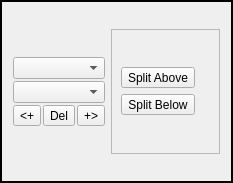
Old version of the form mqt/MqtLogger/ScreenConfigElement.ui in the repository Rsclub22/Minos2-Mirror.
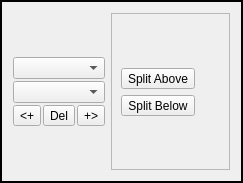
New version of the form.

Commit message: Don't compress elements - it forces contained rows to be compressed

```diff
--- a/mqt/MqtLogger/ScreenConfigElement.ui
+++ b/mqt/MqtLogger/ScreenConfigElement.ui
@@ -6,7 +6,7 @@
    <rect>
     <x>0</x>
     <y>0</y>
-    <width>233</width>
+    <width>243</width>
     <height>183</height>
    </rect>
   </property>
@@ -17,19 +17,6 @@
    <enum>QFrame::WinPanel</enum>
   </property>
   <layout class="QVBoxLayout" name="verticalLayout_3">
-   <item>
-    <spacer name="verticalSpacer_5">
-     <property name="orientation">
-      <enum>Qt::Vertical</enum>
-     </property>
-     <property name="sizeHint" stdset="0">
-      <size>
-       <width>20</width>
-       <height>40</height>
-      </size>
-     </property>
-    </spacer>
-   </item>
    <item>
     <layout class="QHBoxLayout" name="horizontalLayout_2">
      <item>
@@ -166,19 +153,6 @@
      </item>
     </layout>
    </item>
-   <item>
-    <spacer name="verticalSpacer_6">
-     <property name="orientation">
-      <enum>Qt::Vertical</enum>
-     </property>
-     <property name="sizeHint" stdset="0">
-      <size>
-       <width>20</width>
-       <height>40</height>
-      </size>
-     </property>
-    </spacer>
-   </item>
   </layout>
  </widget>
  <resources/>
```
